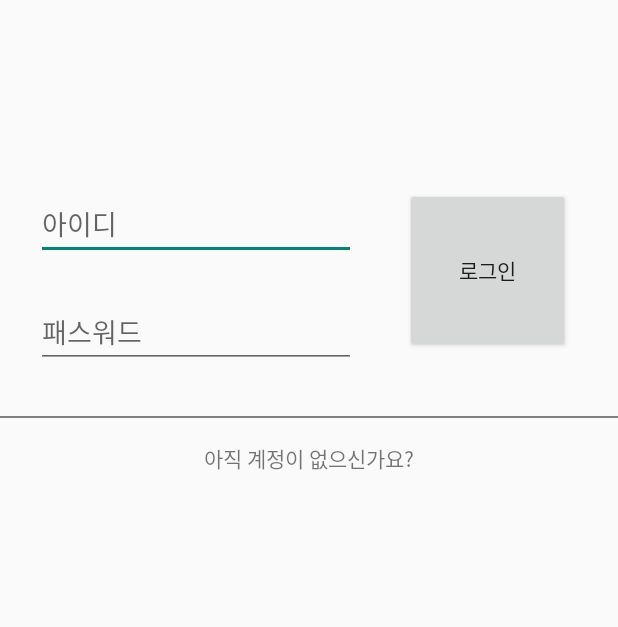
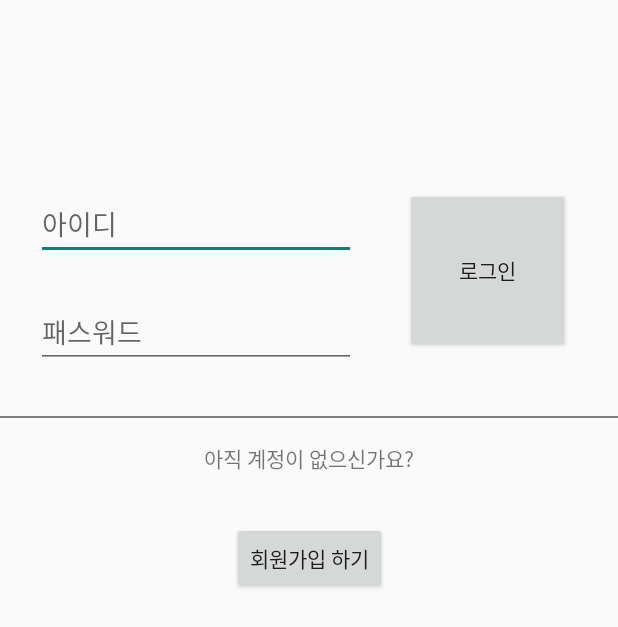
Before and after one commit to Insoo-Hwang/WooR2, an Android app: the screen it shows after launch (LoginActivity), on a phone screen of 412 x 824 dp. Shown: the top 627 px of the screen. Run offline under Robolectric (Android 15) with nearby library versions, the phone set to English and light mode, and no system bars; our stand-ins replace Firebase (no records; nobody signed in at launch, a user with empty details on screens opened directly).

Commit message:
회원가입 생성

```diff
--- a/app/src/main/java/com/example/woor2/LoginActivity.kt
+++ b/app/src/main/java/com/example/woor2/LoginActivity.kt
@@ -31,6 +31,10 @@ class LoginActivity: AppCompatActivity() {
             }
         }
 
+        binding.button2.setOnClickListener {
+            startActivity(Intent(this, SignupActivity::class.java))
+        }
+
     }
 
     private fun logIn(id: String, password: String) { // 로그인을 처리하는 함수
--- a/app/src/main/res/layout/activity_login.xml
+++ b/app/src/main/res/layout/activity_login.xml
@@ -62,4 +62,14 @@
         app:layout_constraintTop_toBottomOf="@+id/password"
         app:srcCompat="@drawable/line2" />
 
+    <Button
+        android:id="@+id/button2"
+        android:layout_width="wrap_content"
+        android:layout_height="wrap_content"
+        android:layout_marginTop="32dp"
+        android:text="회원가입 하기"
+        app:layout_constraintEnd_toEndOf="parent"
+        app:layout_constraintStart_toStartOf="parent"
+        app:layout_constraintTop_toBottomOf="@+id/signUpTextView" />
+
 </androidx.constraintlayout.widget.ConstraintLayout>
```
Also changed, not shown: app/src/main/AndroidManifest.xml (+13 -4 lines), app/src/main/java/com/example/woor2/SignupActivity.kt (added, +20 -0 lines), app/src/main/res/layout/activity_signup.xml (added, +41 -0 lines).
